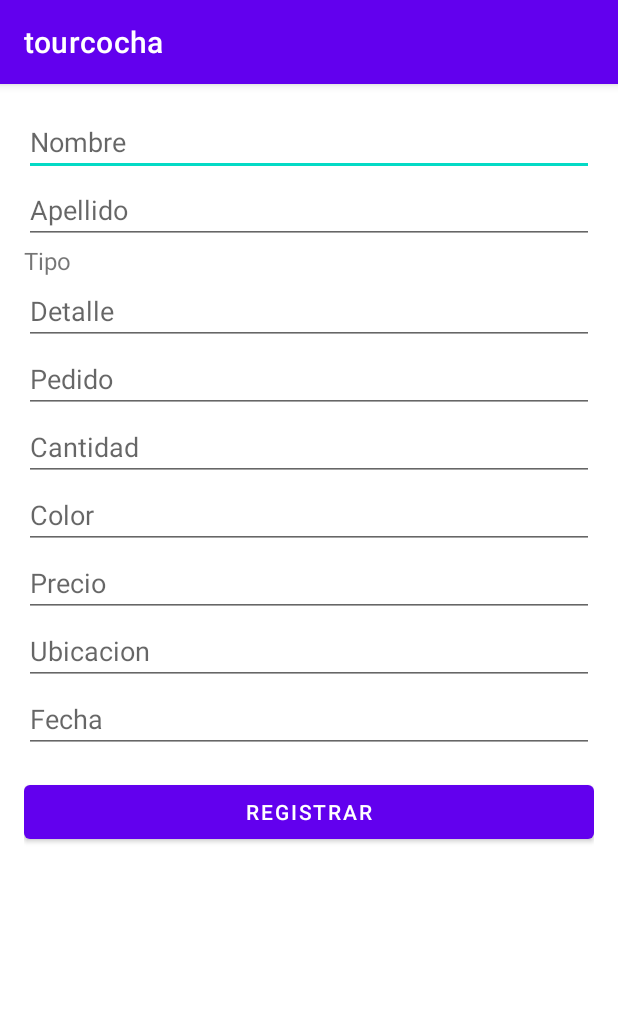
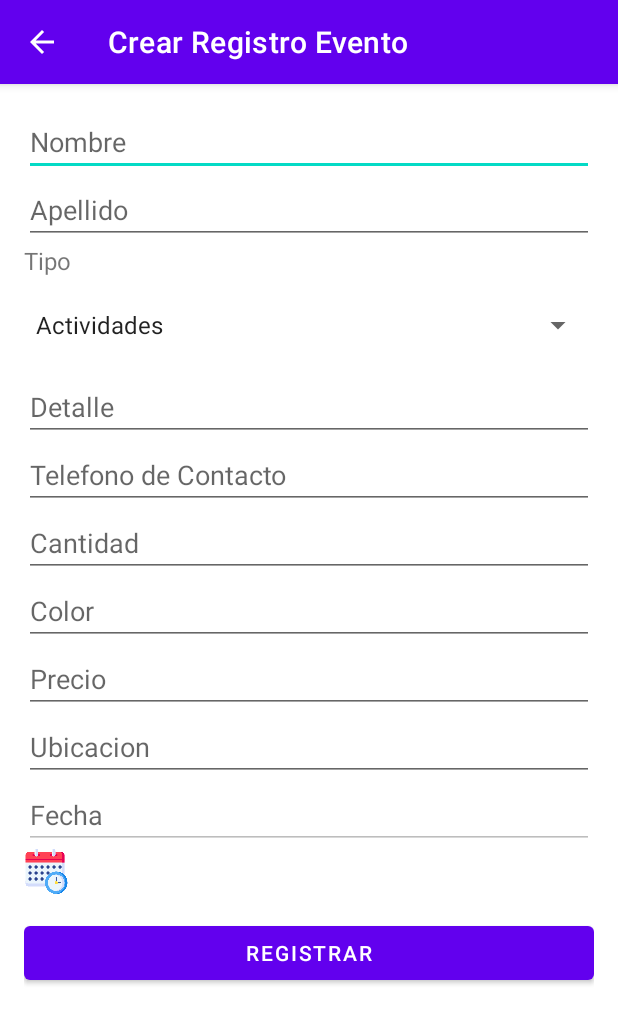
Before and after one commit to tasajos/tourcochab, an Android app: the registrarevento screen opened directly, with no data from a screen before it, on a phone screen of 412 x 824 dp. Shown: the top 1024 px of the screen. Run offline under Robolectric (Android 15) with nearby library versions, the phone set to English and light mode, and no system bars.

Commit message:
reform formulario

```diff
--- a/app/src/main/java/org/tourcocha/chakuy/registrarevento.java
+++ b/app/src/main/java/org/tourcocha/chakuy/registrarevento.java
@@ -8,34 +8,55 @@ import android.widget.EditText;
 import android.content.ActivityNotFoundException;
 import android.content.Intent;
 import android.view.View;
+import android.widget.Spinner;
 import android.widget.Toast;
+import android.widget.AdapterView;
+import android.net.Uri;
+import android.app.DatePickerDialog;
+import android.widget.DatePicker;
 
 import java.io.UnsupportedEncodingException;
 import java.net.URLEncoder;
-import android.net.Uri;
-
-
+import java.util.Calendar;
 public class registrarevento extends AppCompatActivity {
 
     Button btn_registrar;
 
+    private EditText mFechaEditText;
     EditText nombre,apellido,tipo,detalle,pedido,cantidad,color,precio,ubicacion,fecha;
 
     @Override
     protected void onCreate(Bundle savedInstanceState) {
         super.onCreate(savedInstanceState);
         setContentView(R.layout.activity_registrarevento);
+        mFechaEditText = findViewById(R.id.fecha);
+
+
+        this.setTitle("Crear Registro Evento");
+        getSupportActionBar().setDisplayHomeAsUpEnabled(true);
 
         nombre = findViewById(R.id.nombre);
         apellido = findViewById(R.id.apellido);
         detalle = findViewById(R.id.detalle);
+        Spinner tipoSpinner = findViewById(R.id.tipo_spinner);
         pedido = findViewById(R.id.pedido);
         cantidad = findViewById(R.id.cantidad);
         color = findViewById(R.id.color);
         precio = findViewById(R.id.precio);
         ubicacion = findViewById(R.id.ubicacion);
-        fecha = findViewById(R.id.fecha);
 
+        tipoSpinner.setOnItemSelectedListener(new AdapterView.OnItemSelectedListener() {
+            @Override
+            public void onItemSelected(AdapterView<?> parent, View view, int position, long id) {
+                String tipo = parent.getItemAtPosition(position).toString();
+                // Do something with the selected tipo
+            }
+
+            @Override
+            public void onNothingSelected(AdapterView<?> parent) {
+                // Do nothing
+            }
+        });
 
         Button btnRegistrar = findViewById(R.id.btn_registrar);
         btnRegistrar.setOnClickListener(new View.OnClickListener() {
@@ -55,6 +76,28 @@ public class registrarevento extends AppCompatActivity {
                 }
             }
         });
+
+
+    }
+    public void mostrarDatePicker(View view) {
+        // Obtener la fecha actual
+        final Calendar c = Calendar.getInstance();
+        int anio = c.get(Calendar.YEAR);
+        int mes = c.get(Calendar.MONTH);
+        int dia = c.get(Calendar.DAY_OF_MONTH);
+
+        // Crear el diálogo DatePicker y establecer la fecha actual como fecha predeterminada
+        DatePickerDialog datePickerDialog = new DatePickerDialog(this,
+                new DatePickerDialog.OnDateSetListener() {
+                    @Override
+                    public void onDateSet(DatePicker view, int year, int monthOfYear, int dayOfMonth) {
+                        // Actualizar el campo de fecha con la fecha seleccionada
+                        mFechaEditText.setText(dayOfMonth + "/" + (monthOfYear + 1) + "/" + year);
+                    }
+                }, anio, mes, dia);
+
+        // Mostrar el diálogo DatePicker
+        datePickerDialog.show();
     }
 
     public String crearMensaje() {
--- a/app/src/main/res/layout/activity_registrarevento.xml
+++ b/app/src/main/res/layout/activity_registrarevento.xml
@@ -41,7 +41,17 @@
             android:layout_width="match_parent"
             android:layout_height="wrap_content"
             android:text="Tipo"
+            android:textAlignment="textStart"
             android:textSize="16sp" />
+
+        <Spinner
+            android:id="@+id/tipo_spinner"
+            android:layout_width="match_parent"
+            android:layout_height="wrap_content"
+            android:layout_marginTop="20dp"
+            android:layout_marginBottom="20dp"
+            android:entries="@array/tipo_array"
+            android:prompt="@string/tipo_prompt" />
 
 
         <EditText
@@ -50,15 +60,16 @@
             android:layout_height="wrap_content"
             android:ems="10"
             android:hint="Detalle"
-            android:inputType="textPersonName" />
+            android:inputType="textMultiLine"
+            android:singleLine="false" />
 
         <EditText
             android:id="@+id/pedido"
             android:layout_width="match_parent"
             android:layout_height="wrap_content"
             android:ems="10"
-            android:hint="Pedido"
-            android:inputType="textPersonName" />
+            android:hint="Telefono de Contacto"
+            android:inputType="phone" />
 
         <EditText
             android:id="@+id/cantidad"
@@ -98,7 +109,17 @@
             android:layout_height="wrap_content"
             android:ems="10"
             android:hint="Fecha"
+            android:enabled="false"
              />
+        <ImageButton
+            android:id="@+id/btn_seleccionar_fecha"
+            android:layout_width="30dp"
+            android:layout_height="30dp"
+            android:text="Seleccionar fecha"
+            android:src="@drawable/calendario"
+            android:scaleType="centerInside"
+            android:background="@null"
+            android:onClick="mostrarDatePicker" />
 
         <Space
             android:layout_width="match_parent"
--- a/app/src/main/res/values/strings.xml
+++ b/app/src/main/res/values/strings.xml
@@ -1,3 +1,9 @@
 <resources>
     <string name="app_name">tourcocha</string>
+    <string name="tipo_prompt">Seleccione el tipo</string>
+    <string-array name="tipo_array">
+        <item>Actividades</item>
+        <item>Ruteo</item>
+        <item>Feria</item>
+    </string-array>
 </resources>
```
Also changed, not shown: app/src/main/res/drawable/calendario.png (added).
